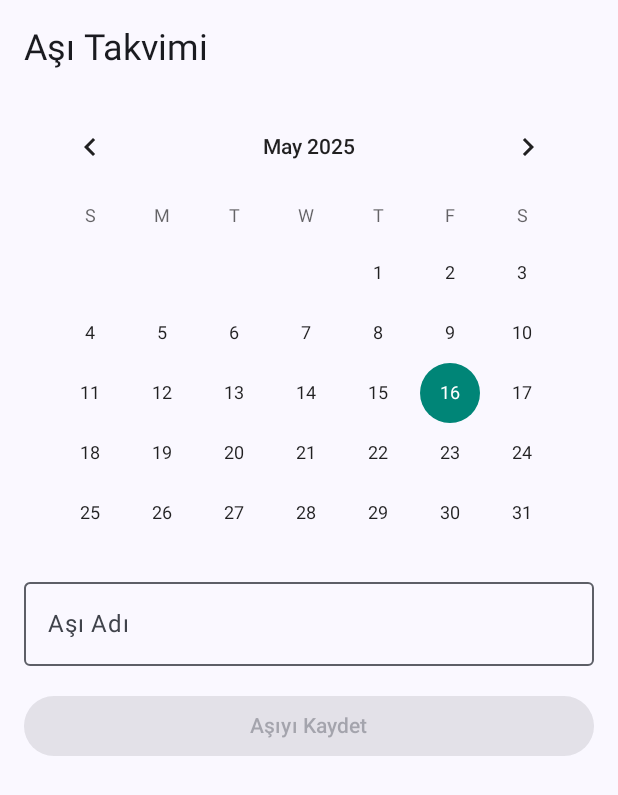
After one commit to enesturkoglu-59/PawTrack, an Android app built with Jetpack Compose: the composable CalendarScreen shown on its own in the app's theme, on a phone screen of 412 x 824 dp. The commit adds this screen. Shown: the top 795 px of the screen. Run offline under Robolectric (Android 15) with nearby library versions, the phone set to English and light mode, and no system bars.

Commit message:
Calendar Screen

```diff
--- a/app/src/main/java/com/enesturkoglu/pawtrack/MainActivity.kt
+++ b/app/src/main/java/com/enesturkoglu/pawtrack/MainActivity.kt
@@ -12,6 +12,7 @@ import androidx.compose.runtime.Composable
 import androidx.compose.ui.Modifier
 import androidx.compose.ui.tooling.preview.Preview
 import com.enesturkoglu.pawtrack.addtask.AddTaskScreen
+import com.enesturkoglu.pawtrack.calendar.CalendarScreen
 import com.enesturkoglu.pawtrack.homescreen.PetTopAppBar
 import com.enesturkoglu.pawtrack.ui.theme.PawTrackTheme
 
@@ -20,7 +21,7 @@ class MainActivity : ComponentActivity() {
         super.onCreate(savedInstanceState)
         enableEdgeToEdge()
         setContent {
-            AddTaskScreen()
+            CalendarScreen()
         }
     }
 }
--- /dev/null
+++ b/app/src/main/java/com/enesturkoglu/pawtrack/calendar/CalendarScreen.kt
@@ -0,0 +1,83 @@
+package com.enesturkoglu.pawtrack.calendar
+
+import android.widget.CalendarView
+import androidx.compose.foundation.layout.Arrangement
+import androidx.compose.foundation.layout.Column
+import androidx.compose.foundation.layout.fillMaxSize
+import androidx.compose.foundation.layout.fillMaxWidth
+import androidx.compose.foundation.layout.height
+import androidx.compose.foundation.layout.padding
+import androidx.compose.material3.Button
+import androidx.compose.material3.MaterialTheme
+import androidx.compose.material3.OutlinedTextField
+import androidx.compose.material3.Text
+import androidx.compose.runtime.Composable
+import androidx.compose.runtime.getValue
+import androidx.compose.runtime.mutableStateOf
+import androidx.compose.runtime.remember
+import androidx.compose.runtime.setValue
+import androidx.compose.ui.Modifier
+import androidx.compose.ui.tooling.preview.Preview
+import androidx.compose.ui.unit.dp
+import androidx.compose.ui.viewinterop.AndroidView
+
+@Composable
+fun CalendarScreen() {
+    var selectedDate by remember { mutableStateOf("") }
+    var vaccineText by remember { mutableStateOf("") }
+
+    Column(
+        modifier = Modifier
+            .fillMaxSize()
+            .padding(16.dp),
+        verticalArrangement = Arrangement.spacedBy(16.dp)
+    ) {
+        Text(text = "Aşı Takvimi", style = MaterialTheme.typography.headlineSmall)
+
+        // Native CalendarView
+        AndroidView(
+            factory = { context ->
+                CalendarView(context).apply {
+                    setOnDateChangeListener { _, year, month, dayOfMonth ->
+                        val formatted = "%02d/%02d/%d".format(dayOfMonth, month + 1, year)
+                        selectedDate = formatted
+                    }
+                }
+            },
+            modifier = Modifier
+                .fillMaxWidth()
+                .height(300.dp)
+        )
+
+        // Seçilen tarihi göster
+        if (selectedDate.isNotEmpty()) {
+            Text(text = "Seçilen Tarih: $selectedDate")
+        }
+
+        // Aşı adı girişi
+        OutlinedTextField(
+            value = vaccineText,
+            onValueChange = { vaccineText = it },
+            label = { Text("Aşı Adı") },
+            modifier = Modifier.fillMaxWidth()
+        )
+
+        // Sahte kayıt butonu
+        Button(
+            onClick = {
+                // Şimdilik konsola yaz
+                println("Aşı eklendi: $vaccineText - $selectedDate")
+            },
+            enabled = selectedDate.isNotEmpty() && vaccineText.isNotBlank(),
+            modifier = Modifier.fillMaxWidth()
+        ) {
+            Text("Aşıyı Kaydet")
+        }
+    }
+}
+
+@Preview
+@Composable
+fun tests(){
+    CalendarScreen()
+}
```
